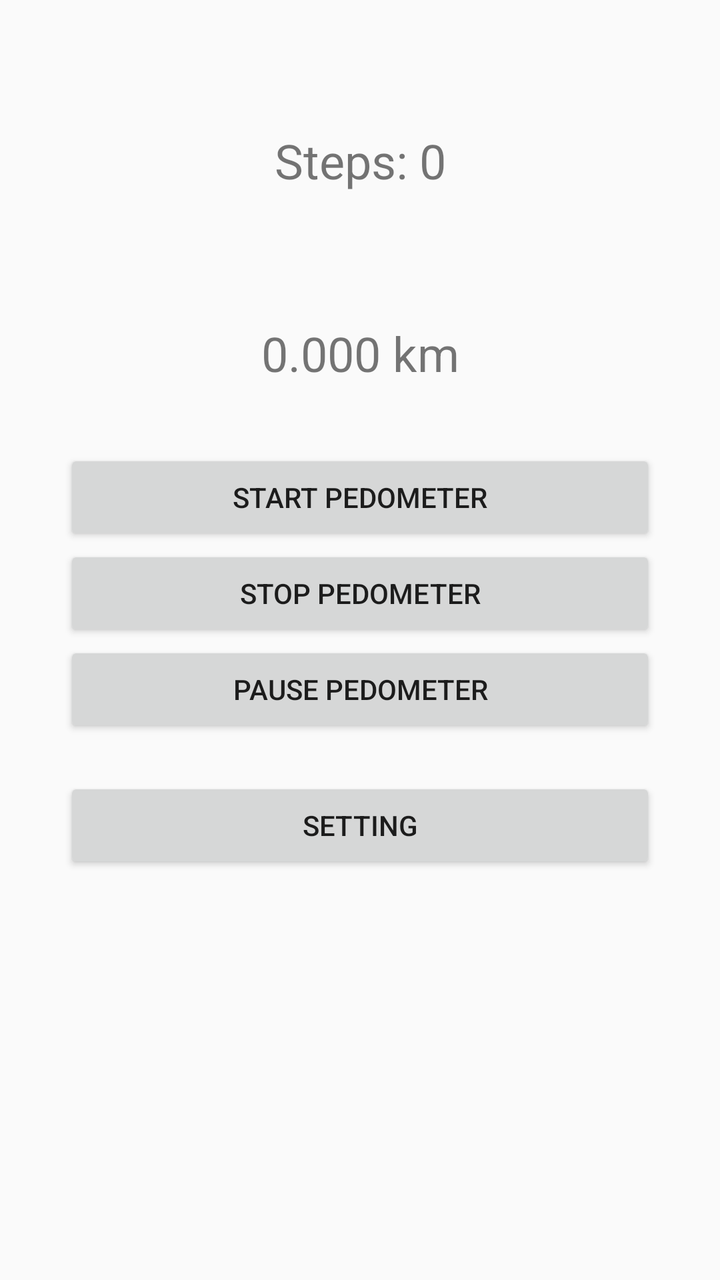
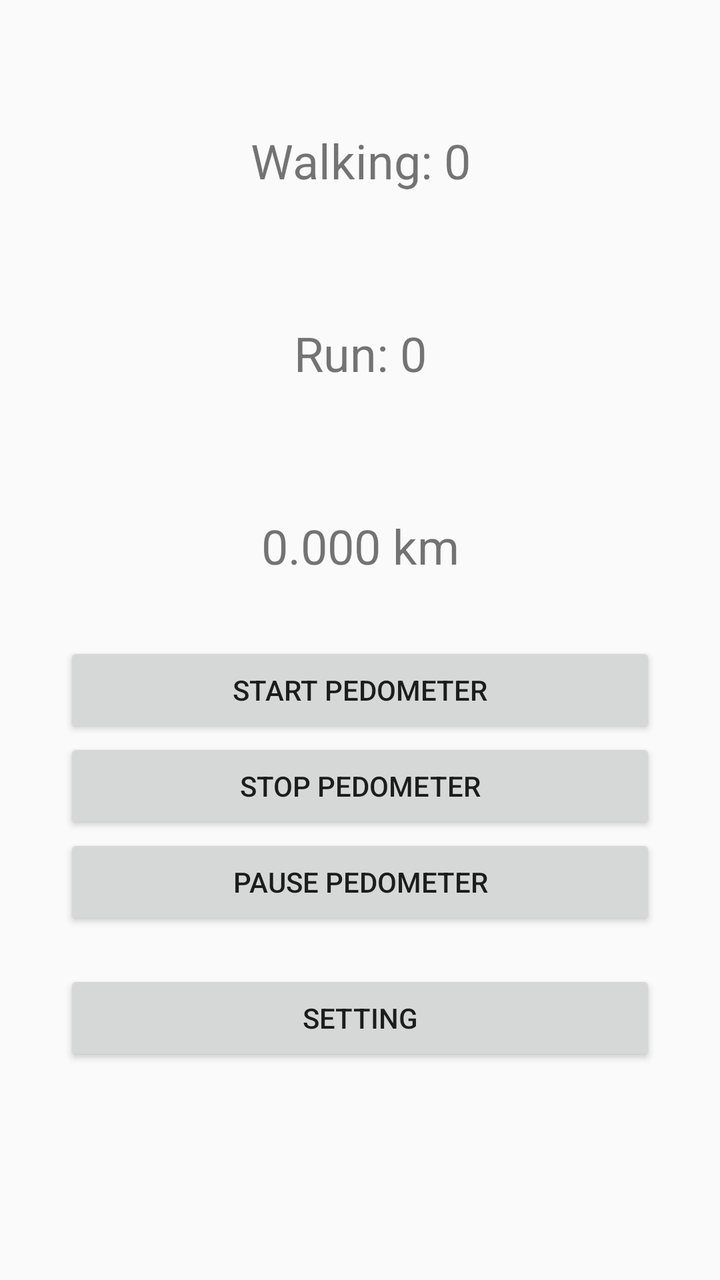

Compare the two renders of this Android layout. The source of the first and the diff that turns it into the second are given below.
<!-- AndroidManifest.xml: application theme AppTheme -->
<!-- res/layout/activity_main.xml -->
<?xml version="1.0" encoding="utf-8"?>
<LinearLayout xmlns:android="http://schemas.android.com/apk/res/android"
    android:orientation="vertical"
    android:padding="32dp"
    android:layout_width="match_parent"
    android:layout_height="match_parent">



    <TextView
        android:id="@+id/tv_steps"
        android:layout_width="match_parent"
        android:layout_height="wrap_content"
        android:gravity="center"
        android:text="@string/steps_0"
        android:padding="32dp"
        android:textSize="24sp"
        />

    <TextView
        android:id="@+id/tv_km"
        android:layout_width="match_parent"
        android:layout_height="wrap_content"
        android:gravity="center"
        android:text="@string/km_0"
        android:padding="32dp"
        android:textSize="24sp"
        />


    <Button
        android:id="@+id/btn_start"
        android:layout_width="match_parent"
        android:layout_height="wrap_content"
        android:text="@string/start"
        />

    <Button
        android:id="@+id/btn_stop"
        android:layout_width="match_parent"
        android:layout_height="wrap_content"
        android:text="@string/stop"
        />


    <Button
        android:id="@+id/btn_pause"
        android:layout_width="match_parent"
        android:layout_height="wrap_content"
        android:text="@string/pause"
        />

    <Button
        android:layout_marginTop="20dp"
        android:id="@+id/btn_setting"
        android:layout_width="match_parent"
        android:layout_height="wrap_content"
        android:text="@string/setting"
        />


</LinearLayout>
<!-- resources referenced by this layout -->
<resources>
  <string name="km_0">0.000 km</string>
  <string name="pause">PAUSE PEDOMETER</string>
  <string name="setting">Setting</string>
  <string name="start">START PEDOMETER</string>
  <string name="steps_0">Steps: 0</string>
  <string name="stop">STOP PEDOMETER</string>
  <style name="AppTheme" parent="Theme.AppCompat.Light.DarkActionBar">
          
          <item name="colorPrimary">@color/colorPrimary</item>
          <item name="colorPrimaryDark">@color/colorPrimaryDark</item>
          <item name="colorAccent">@color/colorAccent</item>
      </style>
  <color name="colorPrimary">#3F51B5</color>
  <color name="colorPrimaryDark">#303F9F</color>
  <color name="colorAccent">#FF4081</color>
</resources>

<!-- the commit's change to res/layout/activity_main.xml (unified diff, before → after) -->
@@ -8,11 +8,21 @@
 
 
     <TextView
-        android:id="@+id/tv_steps"
+        android:id="@+id/tv_walk"
         android:layout_width="match_parent"
         android:layout_height="wrap_content"
         android:gravity="center"
-        android:text="@string/steps_0"
+        android:text="@string/walk_0"
+        android:padding="32dp"
+        android:textSize="24sp"
+        />
+
+    <TextView
+        android:id="@+id/tv_run"
+        android:layout_width="match_parent"
+        android:layout_height="wrap_content"
+        android:gravity="center"
+        android:text="@string/run_0"
         android:padding="32dp"
         android:textSize="24sp"
         />
<!-- resource entries referenced after the edit -->
@@ -2,10 +2,11 @@
 <resources>
   <string name="km_0">0.000 km</string>
   <string name="pause">PAUSE PEDOMETER</string>
+  <string name="run_0">Run: 0</string>
   <string name="setting">Setting</string>
   <string name="start">START PEDOMETER</string>
-  <string name="steps_0">Steps: 0</string>
   <string name="stop">STOP PEDOMETER</string>
+  <string name="walk_0">Walking: 0</string>
   <style name="AppTheme" parent="Theme.AppCompat.Light.DarkActionBar">
           
           <item name="colorPrimary">@color/colorPrimary</item>
